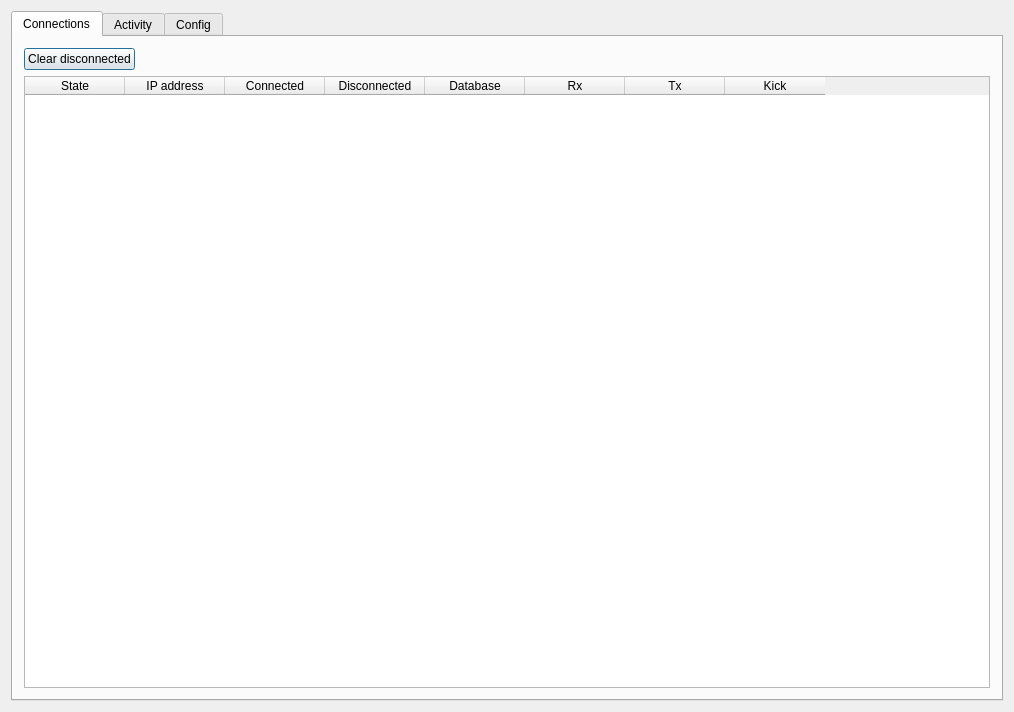
End1-1/Resort, file Server/dlgmain.ui: the form before one commit.
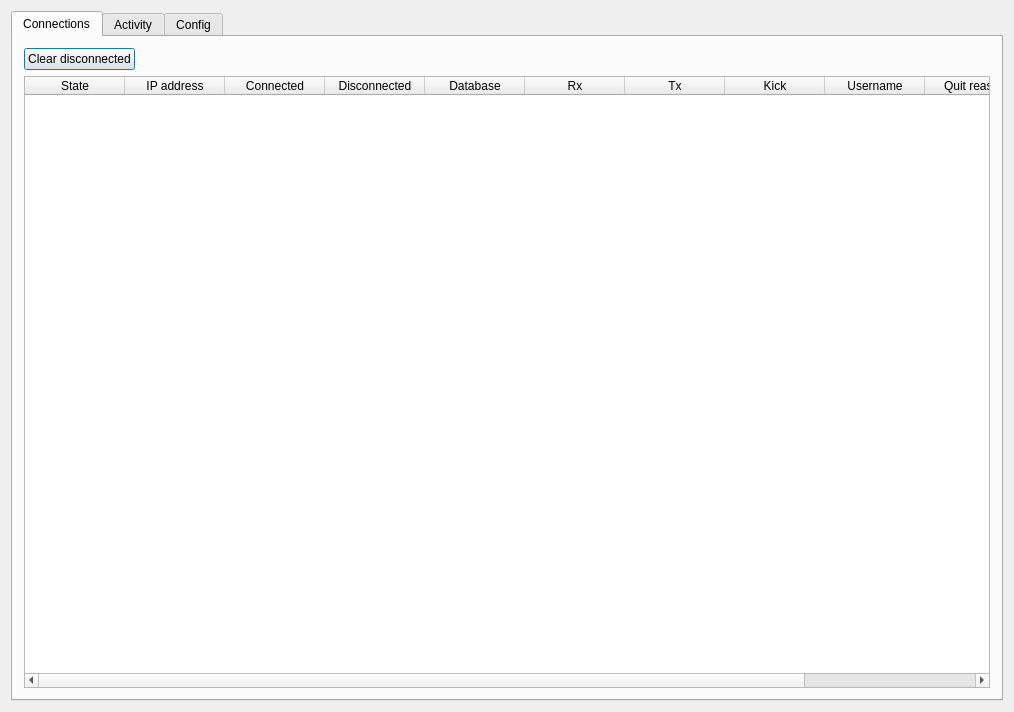
The form after the commit. The open tabs and pages were chosen to show the change.

Diff of the .ui file:
```diff
--- a/Server/dlgmain.ui
+++ b/Server/dlgmain.ui
@@ -116,6 +116,21 @@
            <string>Kick</string>
           </property>
          </column>
+         <column>
+          <property name="text">
+           <string>Username</string>
+          </property>
+         </column>
+         <column>
+          <property name="text">
+           <string>Quit reason</string>
+          </property>
+         </column>
+         <column>
+          <property name="text">
+           <string>Session id</string>
+          </property>
+         </column>
         </widget>
        </item>
       </layout>
```
Left out of the diff: 2 changed lines with no effect on the pictures.
